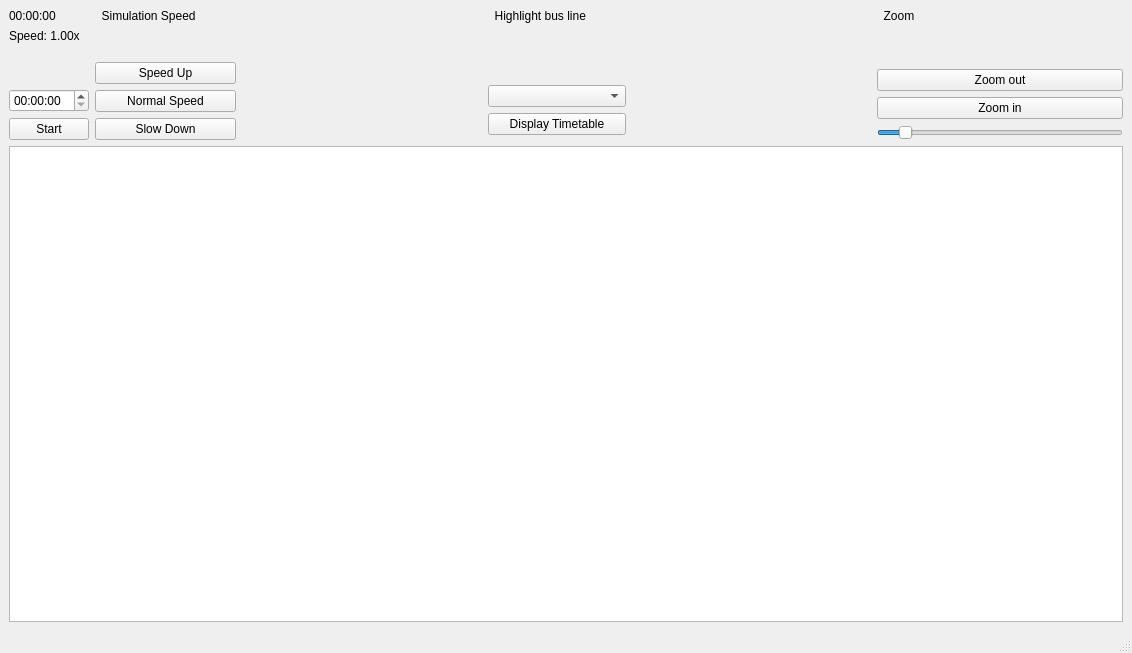
The window that mainwindow.ui (expers-vis/ICP) describes before a commit, drawn with Qt 5.
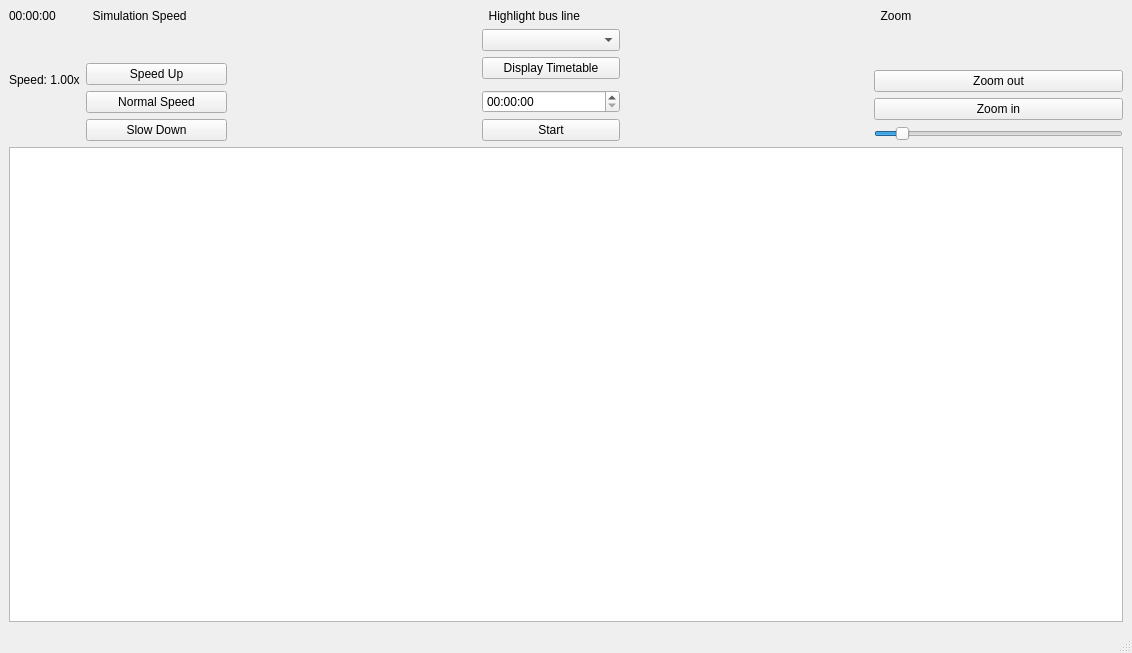
The same window after the commit.

Patch:
```diff
--- a/mainwindow.ui
+++ b/mainwindow.ui
@@ -58,16 +58,6 @@
           </property>
          </spacer>
         </item>
-        <item>
-         <widget class="QTimeEdit" name="timeEdit"/>
-        </item>
-        <item>
-         <widget class="QPushButton" name="startBtn">
-          <property name="text">
-           <string>Start</string>
-          </property>
-         </widget>
-        </item>
        </layout>
       </item>
       <item>
@@ -172,6 +162,16 @@
           </property>
          </spacer>
         </item>
+        <item>
+         <widget class="QTimeEdit" name="timeEdit"/>
+        </item>
+        <item>
+         <widget class="QPushButton" name="startBtn">
+          <property name="text">
+           <string>Start</string>
+          </property>
+         </widget>
+        </item>
        </layout>
       </item>
       <item>
```
